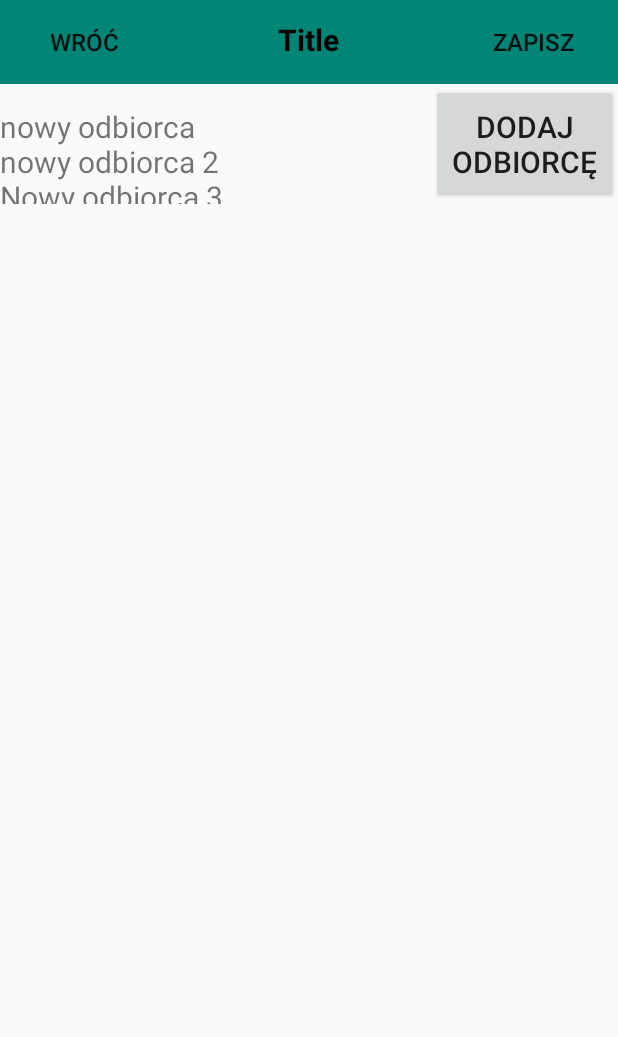
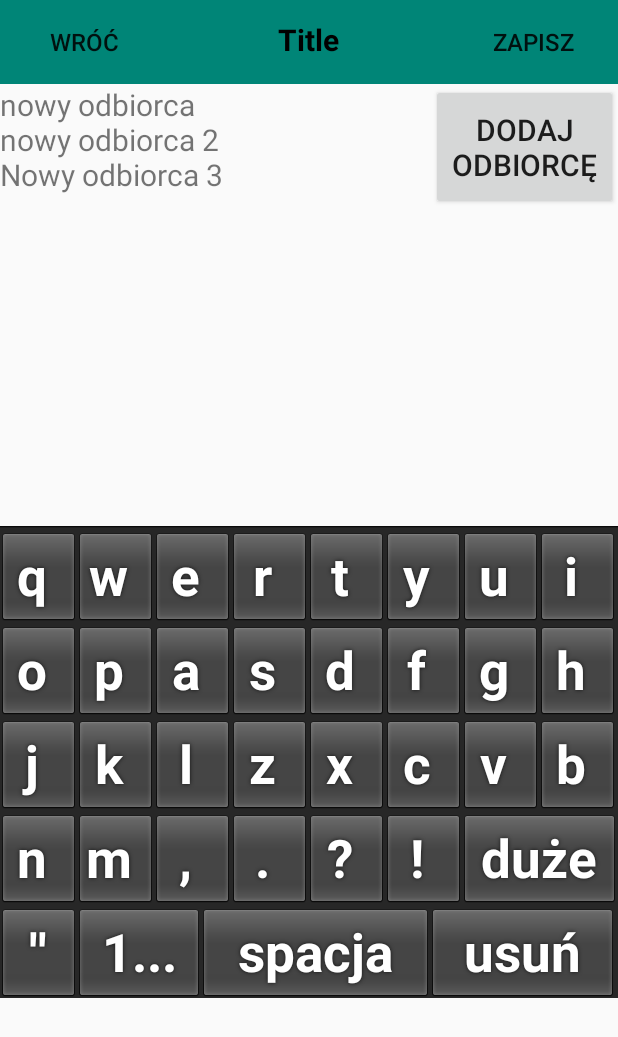
Before and after one commit to noriiOla/AppForSeniors, an Android app: the NewSmsActivity screen opened directly, with no data from a screen before it, on a phone screen of 412 x 824 dp. Shown: the top 1037 px of the screen. Run offline under Robolectric (Android 15) with nearby library versions, the phone set to English and light mode, and no system bars; our stand-ins replace ButterKnife.

Commit message:
keyboard

```diff
--- a/app/src/main/java/com/example/olastandard/appforseniors/smsActivitys/MessagerListActivity.java
+++ b/app/src/main/java/com/example/olastandard/appforseniors/smsActivitys/MessagerListActivity.java
@@ -81,6 +81,12 @@ public class MessagerListActivity extends MainActivity {
         }
     }
 
+    @OnClick({R.id.sms_button_delete})
+    public void showNewSmsView() {
+        Intent intent = new Intent(getApplicationContext(), NewSmsActivity.class);
+        this.startActivity(intent);
+    }
+
     public void updateSelectedItem(int index) {
         ((SmsPersonListAdapter)mAdapter).lastSelectedItem = index;
         mAdapter.notifyDataSetChanged();
--- a/app/src/main/java/com/example/olastandard/appforseniors/smsActivitys/NewSmsActivity.java
+++ b/app/src/main/java/com/example/olastandard/appforseniors/smsActivitys/NewSmsActivity.java
@@ -1,19 +1,70 @@
 package com.example.olastandard.appforseniors.smsActivitys;
 
+import android.inputmethodservice.Keyboard;
+import android.inputmethodservice.KeyboardView;
 import android.os.Bundle;
+import android.support.v7.widget.RecyclerView;
+import android.util.Log;
 
 import com.example.olastandard.appforseniors.MainActivity;
 import com.example.olastandard.appforseniors.R;
 
+import butterknife.BindView;
 import butterknife.ButterKnife;
 
 public class NewSmsActivity extends MainActivity {
+
+    @BindView(R.id.keyboardview)
+    KeyboardView keyboardView;
 
     @Override
     protected void onCreate(Bundle savedInstanceState) {
         super.onCreate(savedInstanceState);
         initAddlayout(R.layout.activity_new_sms);
         ButterKnife.bind(this);
+        Keyboard newTypeOfKeyboard = new Keyboard(this, R.xml.keyboard);
+        keyboardView.setKeyboard( newTypeOfKeyboard );
 
+        keyboardView.setOnKeyboardActionListener(mOnKeyboardActionListener);
     }
+
+    private KeyboardView.OnKeyboardActionListener mOnKeyboardActionListener = new KeyboardView.OnKeyboardActionListener() {
+        @Override public void onKey(int primaryCode, int[] keyCodes)
+        {
+            //Here check the primaryCode to see which key is pressed
+            //based on the android:codes property
+            if(primaryCode==1)
+            {
+                Log.i("Key","You just pressed 1 button");
+            }
+        }
+
+        @Override public void onPress(int arg0) {
+        }
+
+        @Override public void onRelease(int primaryCode) {
+        }
+
+        @Override public void onText(CharSequence text) {
+        }
+
+        @Override public void swipeDown() {
+        }
+
+        @Override public void swipeLeft() {
+        }
+
+        @Override public void swipeRight() {
+        }
+
+        @Override public void swipeUp() {
+        }
+    };
+//
+//    public void openKeyboard(View v)
+//    {
+//        mKeyboardView.setVisibility(View.VISIBLE);
+//        mKeyboardView.setEnabled(true);
+//        if( v!=null)((InputMethodManager)getSystemService(Activity.INPUT_METHOD_SERVICE)).hideSoftInputFromWindow(v.getWindowToken(), 0);
+//    }
 }
--- a/app/src/main/res/layout/activity_new_sms.xml
+++ b/app/src/main/res/layout/activity_new_sms.xml
@@ -4,10 +4,7 @@
     xmlns:tools="http://schemas.android.com/tools"
     android:layout_width="match_parent"
     android:layout_height="match_parent"
-    tools:context=".smsActivitys.NewSmsActivity"
-    android:layout_marginLeft="8dp"
-
-    android:layout_marginRight="8dp">
+    tools:context=".smsActivitys.NewSmsActivity">
 
     <LinearLayout
         android:layout_width="match_parent"
@@ -19,21 +16,21 @@
             android:layout_height="wrap_content"
             android:weightSum="6"
             android:minHeight="50dp"
-            android:maxHeight="100dp"
+            android:maxHeight="80dp"
             android:orientation="horizontal">
 
             <TextView
                 android:layout_width="match_parent"
-                android:layout_height="wrap_content"
+                android:layout_height="match_parent"
                 android:layout_weight="5"
                 android:textSize="20dp"
                 android:text="nowy odbiorca\nnowy odbiorca 2\nNowy odbiorca 3"
                 android:minHeight="50dp"
-                android:maxHeight="100dp"/>
+                android:maxHeight="80dp"/>
 
             <Button
                 android:layout_width="150dp"
-                android:layout_height="80dp"
+                android:layout_height="match_parent"
                 android:textSize="20dp"
                 android:layout_weight="1"
                 android:text="@string/newReceiver"
@@ -42,12 +39,21 @@
 
         <TextView
             android:layout_width="match_parent"
-            android:layout_height="200dp" />
+            android:layout_height="200dp"
+            android:layout_marginTop="5dp"
+            android:layout_marginBottom="5dp"/>
 
-        <!--<android.inputmethodservice.KeyboardView-->
-            <!--android:layout_width="match_parent"-->
-            <!--android:layout_height="wrap_content"-->
-            <!--/>-->
+        <android.inputmethodservice.KeyboardView
+            android:id="@+id/keyboardview"
+            android:layout_width="match_parent"
+            android:layout_height="wrap_content"
+            android:layout_alignParentBottom="true"
+            android:layout_centerHorizontal="true"
+            android:labelTextSize="35sp"
+            android:focusable="true"
+            android:focusableInTouchMode="true"
+            android:visibility="visible"
+            />
     </LinearLayout>
 
 </android.support.constraint.ConstraintLayout>
--- /dev/null
+++ b/app/src/main/res/xml/keyboard.xml
@@ -0,0 +1,68 @@
+<?xml version="1.0" encoding="utf-8"?>
+<Keyboard xmlns:android="http://schemas.android.com/apk/res/android"
+    android:keyWidth="12.5%p"
+    android:horizontalGap="0px"
+    android:verticalGap="0px"
+    android:keyHeight="7.6%p"
+    >
+    <!--<Row>-->
+        <!--<Key android:codes="49" android:keyLabel=" 1 " android:keyEdgeFlags="left"/>-->
+        <!--<Key android:codes="50" android:keyLabel=" 2 "/>-->
+        <!--<Key android:codes="51" android:keyLabel="3"/>-->
+        <!--<Key android:codes="52" android:keyLabel="4"/>-->
+        <!--<Key android:codes="53" android:keyLabel="5"/>-->
+        <!--<Key android:codes="54" android:keyLabel="6"/>-->
+        <!--<Key android:codes="55" android:keyLabel="7"/>-->
+        <!--<Key android:codes="56" android:keyLabel="8"/>-->
+        <!--<Key android:codes="57" android:keyLabel="9"/>-->
+        <!--<Key android:codes="48" android:keyLabel="0" android:keyEdgeFlags="right"/>-->
+    <!--</Row>-->
+    <Row>
+        <Key android:codes="113" android:keyLabel="q " android:isRepeatable="true" android:keyEdgeFlags="left" />
+        <Key android:codes="119" android:keyLabel="w "/>
+        <Key android:codes="101" android:keyLabel="e "/>
+        <Key android:codes="114" android:keyLabel="r "/>
+        <Key android:codes="116" android:keyLabel="t "/>
+        <Key android:codes="121" android:keyLabel="y "/>
+        <Key android:codes="112" android:keyLabel="u "/>
+        <Key android:codes="105" android:keyLabel="i " android:keyEdgeFlags="right"/>
+    </Row>
+
+    <Row>
+        <Key android:codes="117" android:keyLabel="o " android:keyEdgeFlags="left"/>
+        <Key android:codes="105" android:keyLabel="p "/>
+        <Key android:codes="111" android:keyLabel="a "/>
+        <Key android:codes="111" android:keyLabel="s "/>
+        <Key android:codes="97" android:keyLabel="d " />
+        <Key android:codes="115" android:keyLabel="f "/>
+        <Key android:codes="100" android:keyLabel="g "/>
+        <Key android:codes="104" android:keyLabel="h " android:keyEdgeFlags="right"/>
+    </Row>
+
+    <Row>
+        <Key android:codes="102" android:keyLabel="j " android:keyEdgeFlags="left"/>
+        <Key android:codes="103" android:keyLabel="k "/>
+        <Key android:codes="104" android:keyLabel="l "/>
+        <Key android:codes="106" android:keyLabel="z "/>
+        <Key android:codes="107" android:keyLabel="x "/>
+        <Key android:codes="108" android:keyLabel="c "/>
+        <Key android:codes="35" android:keyLabel="v " />
+        <Key android:codes="99" android:keyLabel="b " android:keyEdgeFlags="right"/>
+    </Row>
+    <Row>
+        <Key android:codes="-1" android:keyLabel="n " android:keyEdgeFlags="left"/>
+        <Key android:codes="122" android:keyLabel="m "/>
+        <Key android:codes="120" android:keyLabel=", "/>
+        <Key android:codes="99" android:keyLabel=". "/>
+        <Key android:codes="118" android:keyLabel="\? "/>
+        <Key android:codes="98" android:keyLabel="\! "/>
+        <Key android:codes="46" android:keyLabel="duże" android:keyWidth="25%p" android:keyEdgeFlags="right"/>
+    </Row>
+
+    <Row android:rowEdgeFlags="bottom">
+        <Key android:codes="98" android:keyLabel="''" android:keyEdgeFlags="left"/>
+        <Key android:codes="47" android:keyLabel="1..." android:keyWidth="20%p"/>
+        <Key android:codes="-4" android:keyLabel="spacja" android:keyWidth="37%p" />
+        <Key android:codes="-5" android:keyLabel="usuń" android:keyWidth="30%p" android:isRepeatable="true" android:keyEdgeFlags="right"/>
+    </Row>
+</Keyboard>
```
